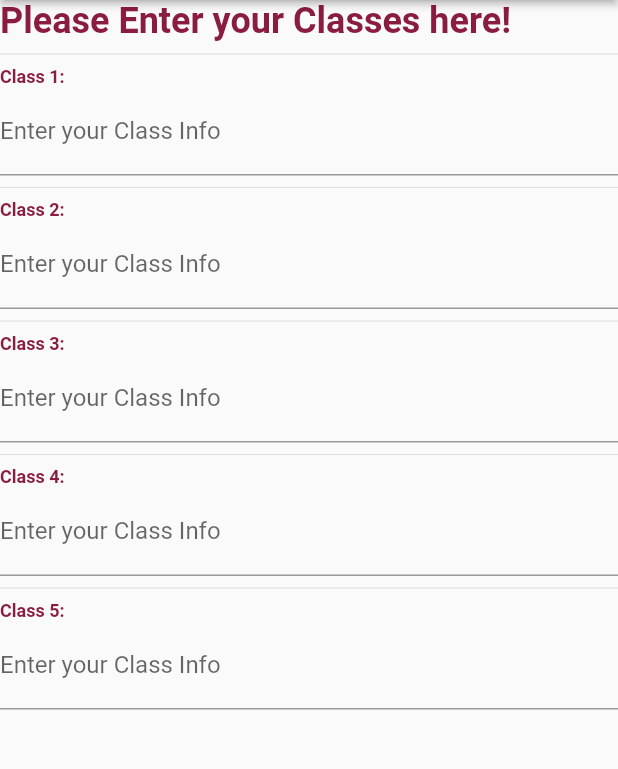
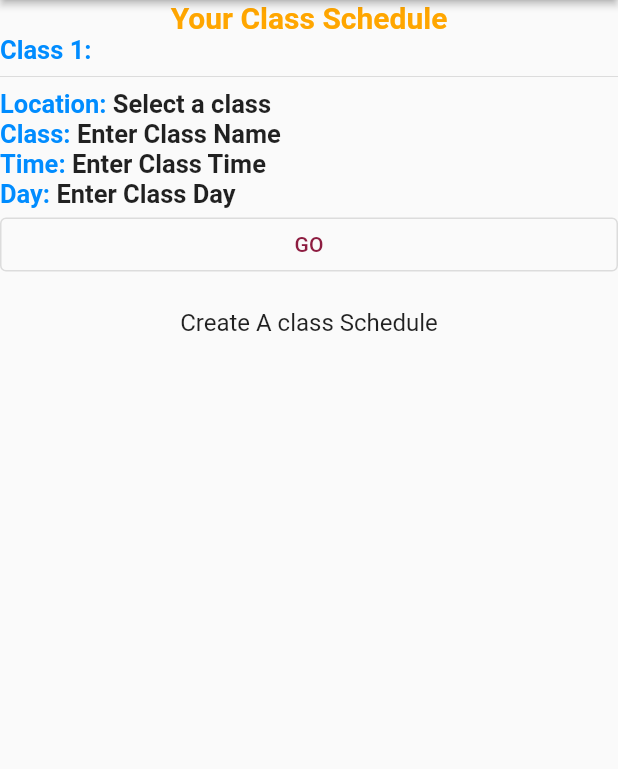
Before and after one commit to AVC-CS-Committee/InteractiveCampus, a Flutter app: the screen it shows after launch, in the side drawer, after a tap on "Classes", on a phone screen of 412 x 824 dp, the part 84-853 px from its top. Run offline on Flutter 3.47's test engine with Material 2 defaults, Android fonts, the phone set to English and light mode, and no system bars; our stand-ins replace google_maps_flutter, location, shared_preferences; missing offline and left inert: flutter_config, flutter_polyline_points, google_directions_api; Roboto replaces fonts that are missing (Sans Serif).

Commit message:
Work on classes page
added 2 pages one that shows class schedule and one to make it

```diff
--- a/lib/main.dart
+++ b/lib/main.dart
@@ -308,7 +308,7 @@ class _MyAppState extends State<MyApp> {
                       Navigator.push(
                         context,
                         MaterialPageRoute(
-                            builder: (context) => const ClassPage()),
+                            builder: (context) =>  ClassPage()),
                       );
                     },
                   ),
--- /dev/null
+++ b/lib/src/class_creator.dart
@@ -0,0 +1,220 @@
+import 'dart:convert';
+
+import 'package:flutter/cupertino.dart';
+import 'package:flutter/material.dart';
+import 'package:interactivemap/src/aboutus_page.dart';
+import 'package:interactivemap/src/emergency_page.dart';
+import 'package:interactivemap/src/faq_page.dart';
+import 'package:flutter/services.dart';
+import 'dart:developer';
+import 'package:shared_preferences/shared_preferences.dart';
+import 'package:interactivemap/src/faq_page.dart';
+
+// import 'package:google_maps_routes/google_maps_routes.dart';
+
+
+class ClassCreator extends StatefulWidget {
+  @override
+  _ClassCreator createState() => _ClassCreator();
+}
+
+class _ClassCreator extends State<ClassCreator> {
+
+
+  late String class1Select = "Select a class";
+  late String class2Select = "Select a class";
+  late String class3Select = "Select a class";
+  late String class4Select = "Select a class";
+  late String class5Select = "Select a class";
+
+  late String class1_Name = "class name";
+  late String class2_Name = "class name";
+  late String class3_Name = "class name";
+  late String class4_Name = "class name";
+  late String class5_Name = "class name";
+
+  late String class1_Time = "Class Time";
+  late String class2_Time = "Class Time";
+  late String class3_Time = "Class Time";
+  late String class4_Time = "Class Time";
+  late String class5_Time = "Class Time";
+
+  late String class1_Day = "Class Day";
+  late String class2_Day = "Class Day";
+  late String class3_Day = "Class Day";
+  late String class4_Day = "Class Day";
+  late String class5_Day = "Class Day";
+
+  late Map<String, Object> data = {};
+
+  @override
+  void initState() {
+    loadData();
+    super.initState();
+  }
+
+  void loadData() async {
+    final SharedPreferences prefs = await SharedPreferences.getInstance();
+
+    setState(() {
+      class1Select = prefs.getString('Class1Select') ?? 'Select a class';
+      class2Select = prefs.getString('Class2Select') ?? 'Select a class';
+      class3Select = prefs.getString('Class3Select') ?? 'Select a class';
+      class4Select = prefs.getString('Class4Select') ?? 'Select a class';
+      class5Select = prefs.getString('Class5Select') ?? 'Select a class';
+
+      class1_Name = prefs.getString('class1_Name') ?? 'Enter Class Name';
+      class2_Name = prefs.getString('class2_Name') ?? 'Enter Class Name';
+      class3_Name = prefs.getString('class3_Name') ?? 'Enter Class Name';
+      class4_Name = prefs.getString('class4_Name') ?? 'Enter Class Name';
+      class5_Name = prefs.getString('class5_Name') ?? 'Enter Class Name';
+
+      class1_Time = prefs.getString('class1_Time') ?? 'Enter Class Time';
+
+      class1_Day = prefs.getString('class1_Day') ?? 'Enter Class Day';
+
+
+      var dataString = prefs.getString('data');
+      data = dataString != null ? Map<String, Object>.from(jsonDecode(dataString)): {};
+    });
+  }
+
+   //const ClassPage({Key? key}) : super(key: key);
+  List<String> classList = ['Select a class', 'YH/Yoshida Hal', 'UH/Uhazy Hall', 'Four'];
+  String? selectedItem = 'Select a class';
+
+  @override
+  Widget build(BuildContext context) {
+    return Scaffold(
+      appBar: AppBar(
+        iconTheme: const IconThemeData(
+          color: Colors.white,
+        ),
+        title: const Text('AVC Interactive Map',
+            style: TextStyle(
+              //color: Colors.white,
+              fontFamily: 'Sans Serif',
+            )),
+        centerTitle: true,
+        elevation: 2,
+      ),
+      body: Center(
+        child: ListView(
+          padding: EdgeInsets.zero,
+          children: [
+           const Text('Please Enter your Classes here!',
+              textAlign: TextAlign.center,
+              style: TextStyle(
+                  fontSize: 24,
+                  fontWeight: FontWeight.bold,
+                  color: Color(0xff8a1c40)
+              ),
+            ),
+//---------------------------------------------------------------------------------------------------------------------------------------------------------
+            const Divider(),
+            const Text("Class 1",
+              textAlign: TextAlign.center,
+              style: TextStyle(
+                  fontSize: 20,
+                  fontWeight: FontWeight.bold,
+                  color: Color(0xff8a1c40)
+              ),
+            ),
+            DropdownButton(
+              value: selectedItem,
+              items: classList.map((e) => DropdownMenuItem(child: Text(e), value: e,)).toList(),
+              onChanged: (val) {
+                setState((){
+                  selectedItem = val as String;
+                  class1Select = val as String;
+                });
+              },
+             ),
+            TextFormField(
+              decoration: const InputDecoration(
+                border: UnderlineInputBorder(),
+                labelText: 'Enter your Class Name',
+              ),
+              onChanged: (val) {
+                setState((){
+                  class1_Name = val as String;
+                });
+              },
+            ),
+            TextFormField(
+              decoration: const InputDecoration(
+                border: UnderlineInputBorder(),
+                labelText: 'Enter your Class Time',
+              ),
+              onChanged: (val) {
+                setState((){
+                  class1_Time = val as String;
+                });
+              },
+            ),
+            TextFormField(
+              decoration: const InputDecoration(
+                border: UnderlineInputBorder(),
+                labelText: 'Enter your Class Day',
+              ),
+              onChanged: (val) {
+                setState((){
+                  class1_Day = val as String;
+                });
+              },
+            ),
+//---------------------------------------------------------------------------------------------------------------------------------------------------------
+
+            OutlinedButton(
+              onPressed: saveData,
+              child: const Text("Save Classes"),
+              style: OutlinedButton.styleFrom(
+                  foregroundColor: Colors.white,
+                  backgroundColor: Colors.red,
+              ),
+            ),
+            OutlinedButton(
+              onPressed: clearData,
+              child: const Text("Clear Classes"),
+              style: OutlinedButton.styleFrom(
+                  foregroundColor: Colors.white,
+                  backgroundColor: Colors.red,
+              ),
+            ),
+          ],
+        ),
+      ),
+    );
+  }
+
+
+
+    void saveData() async{
+      final SharedPreferences prefs = await SharedPreferences.getInstance();
+      setState(() {
+        prefs.setString('Class1Select', class1Select);
+        prefs.setString('class1_Name', class1_Name);
+        prefs.setString('class1_Time', class1_Time);
+        prefs.setString('class1_Day', class1_Day);
+      });
+    }
+
+    void clearData() async{
+      final SharedPreferences prefs = await SharedPreferences.getInstance();
+      setState(() {
+      prefs.setString('Class1Select' , '');
+      prefs.setString('Class2Select' , '');
+      prefs.setString('Class3Select' , '');
+      prefs.setString('Class4Select' , '');
+      prefs.setString('Class5Select' , '');
+
+      prefs.setString('class1_Name', '');
+
+      prefs.setString('class1_Day', '');
+
+      prefs.setString('class1_Time', '');
+      });
+    }
+
+
+}
--- a/lib/src/classes_page.dart
+++ b/lib/src/classes_page.dart
@@ -1,11 +1,83 @@
+import 'dart:convert';
+
 import 'package:flutter/cupertino.dart';
 import 'package:flutter/material.dart';
 import 'package:interactivemap/src/aboutus_page.dart';
 import 'package:interactivemap/src/emergency_page.dart';
 import 'package:interactivemap/src/faq_page.dart';
+import 'package:interactivemap/src/class_creator.dart';
+import 'package:flutter/services.dart';
+import 'dart:developer';
+import 'package:shared_preferences/shared_preferences.dart';
+import 'package:interactivemap/src/faq_page.dart';
 
-class ClassPage extends StatelessWidget {
-   const ClassPage({Key? key}) : super(key: key);
+class ClassPage extends StatefulWidget {
+  @override
+  _ClassPage createState() => _ClassPage();
+}
+
+class _ClassPage extends State<ClassPage> {
+
+  void initState() {
+    loadData();
+    super.initState();
+  }
+
+  //Color textColor = Color.fromARGB(255, 255, 166, 0);
+  Color textColor = Color.fromARGB(255, 0, 140, 255);
+
+  late String class1Select = "Select a class";
+  late String class2Select = "Select a class";
+  late String class3Select = "Select a class";
+  late String class4Select = "Select a class";
+  late String class5Select = "Select a class";
+
+  late String class1_Name = "class name";
+  late String class2_Name = "class name";
+  late String class3_Name = "class name";
+  late String class4_Name = "class name";
+  late String class5_Name = "class name";
+
+  late String class1_Time = "Class Time";
+  late String class2_Time = "Class Time";
+  late String class3_Time = "Class Time";
+  late String class4_Time = "Class Time";
+  late String class5_Time = "Class Time";
+
+  late String class1_Day = "Class Day";
+  late String class2_Day = "Class Day";
+  late String class3_Day = "Class Day";
+  late String class4_Day = "Class Day";
+  late String class5_Day = "Class Day";
+
+  late Map<String, Object> data = {};
+
+
+  void loadData() async {
+    final SharedPreferences prefs = await SharedPreferences.getInstance();
+
+    setState(() {
+      class1Select = prefs.getString('Class1Select') ?? 'Select a class';
+      class2Select = prefs.getString('Class2Select') ?? 'Select a class';
+      class3Select = prefs.getString('Class3Select') ?? 'Select a class';
+      class4Select = prefs.getString('Class4Select') ?? 'Select a class';
+      class5Select = prefs.getString('Class5Select') ?? 'Select a class';
+
+      class1_Name = prefs.getString('class1_Name') ?? 'Enter Class Name';
+      class2_Name = prefs.getString('class2_Name') ?? 'Enter Class Name';
+      class3_Name = prefs.getString('class3_Name') ?? 'Enter Class Name';
+      class4_Name = prefs.getString('class4_Name') ?? 'Enter Class Name';
+      class5_Name = prefs.getString('class5_Name') ?? 'Enter Class Name';
+
+      class1_Time = prefs.getString('class1_Time') ?? 'Enter Class Time';
+
+      class1_Day = prefs.getString('class1_Day') ?? 'Enter Class Day';
+
+      var dataString = prefs.getString('data');
+      data = dataString != null ? Map<String, Object>.from(jsonDecode(dataString)): {};
+    });
+  }
+
 
 
   @override
@@ -27,85 +99,110 @@ class ClassPage extends StatelessWidget {
         child: ListView(
           padding: EdgeInsets.zero,
           children: [
-            Text('Please Enter your Classes here!',
+          const Text('Your Class Schedule',
+             textAlign: TextAlign.center,
               style: TextStyle(
-                  fontSize: 24,
+                  fontSize: 20,
                   fontWeight: FontWeight.bold,
-                  color: Color(0xff8a1c40)
-              ),
-
-            ),
-            const Divider(),
-            Text('Class 1: ',
-              style: TextStyle(
-                  fontSize: 12,
-                  fontWeight: FontWeight.bold,
-                  color: Color(0xff8a1c40)
+                  color: Color.fromARGB(255, 255, 166, 0)
               ),
             ),
-            TextFormField(
-              decoration: const InputDecoration(
-                border: UnderlineInputBorder(),
-                labelText: 'Enter your Class Info',
-              ),
-            ),
-
-            const Divider(),
-            Text('Class 2: ',
+             Text("Class 1: ",
                 style: TextStyle(
-                  fontSize: 12,
+                  fontSize: 17,
                   fontWeight: FontWeight.bold,
-                  color: Color(0xff8a1c40)
-              ),
-            ),
-            TextFormField(
-              decoration: const InputDecoration(
-                border: UnderlineInputBorder(),
-                labelText: 'Enter your Class Info',
+                  color: textColor
                 ),
               ),
             const Divider(),
-            Text('Class 3: ',
+            Row(
+              children: [
+                Text("Location: ",
                   style: TextStyle(
-                  fontSize: 12,
+                    fontSize: 17,
                     fontWeight: FontWeight.bold,
-                  color: Color(0xff8a1c40)
+                    color: textColor
                   ),
                 ),
-            TextFormField(
-              decoration: const InputDecoration(
-                border: UnderlineInputBorder(),
-                labelText: 'Enter your Class Info',
+                Text(class1Select,
+                  style: const TextStyle(
+                    fontSize: 17,
+                    fontWeight: FontWeight.bold,
                   ),
                 ),
-            const Divider(),
-            Text('Class 4: ',
+              ],
+            ),
+            Row(
+              children: [
+                Text("Class: ",
                   style: TextStyle(
-                  fontSize: 12,
+                    fontSize: 17,
                     fontWeight: FontWeight.bold,
-                  color: Color(0xff8a1c40)
+                    color: textColor
                   ),
                 ),
-            TextFormField(
-              decoration: const InputDecoration(
-                border: UnderlineInputBorder(),
-                labelText: 'Enter your Class Info',
+                Text(class1_Name,
+                  style: const TextStyle(
+                    fontSize: 17,
+                    fontWeight: FontWeight.bold,
                   ),
                 ),
-            const Divider(),
-            Text('Class 5: ',
+              ],
+            ),
+            Row(
+              children: [
+                Text("Time: ",
                   style: TextStyle(
-                  fontSize: 12,
+                    fontSize: 17,
                     fontWeight: FontWeight.bold,
-                  color: Color(0xff8a1c40)
+                    color: textColor
                   ),
                 ),
-            TextFormField(
-              decoration: const InputDecoration(
-                border: UnderlineInputBorder(),
-                labelText: 'Enter your Class Info',
+                Text(class1_Time,
+                  style: const TextStyle(
+                    fontSize: 17,
+                    fontWeight: FontWeight.bold,
                   ),
                 ),
+              ],
+            ),
+            Row(
+              children: [
+                Text("Day: ",
+                  style: TextStyle(
+                    fontSize: 17,
+                    fontWeight: FontWeight.bold,
+                    color: textColor
+                  ),
+                ),
+                Text(class1_Day,
+                  style: const TextStyle(
+                    fontSize: 17,
+                    fontWeight: FontWeight.bold,
+                  ),
+                ),
+              ],
+            ),
+            OutlinedButton(
+              onPressed: (){},
+              child: const Text("GO"),
+              style: OutlinedButton.styleFrom(),
+            ),
+            ListTile(
+              title: const Text('Create A class Schedule',
+              textAlign: TextAlign.center,
+                style: TextStyle(
+                )
+              ),
+              onTap: () {
+                Navigator.push(
+                  context,
+                  MaterialPageRoute(builder: (context) => ClassCreator()),
+                );
+              },
+            ),
+
+
           ],
         ),
       ),
--- a/pubspec.yaml
+++ b/pubspec.yaml
@@ -39,7 +39,7 @@ dependencies:
   google_directions_api: 0.9.1
   flutter_polyline_points: ^1.0.0
   # google_maps_routes: ^1.1.2
-  shared_preferences: ^2.1.0
+  shared_preferences: ^2.2.1
   location: ^4.4.0
   google_maps_flutter_web: ^0.4.0+7
   flutter_config: ^2.0.0
```
Lines whose indentation alone changed are shown as unchanged.
